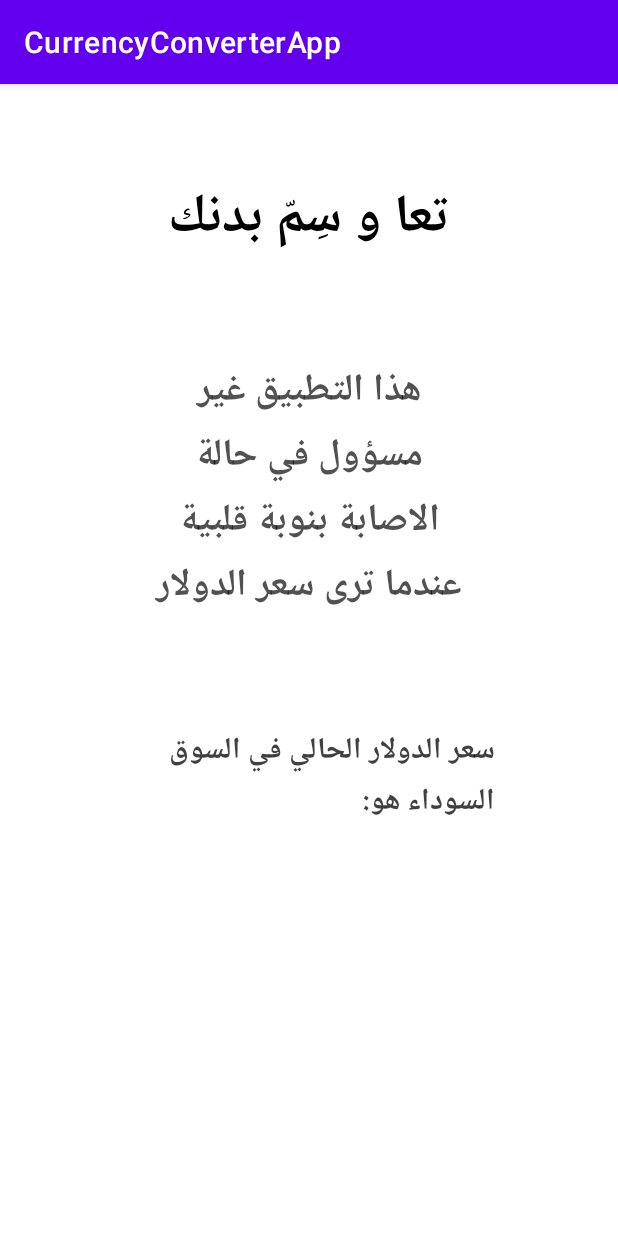
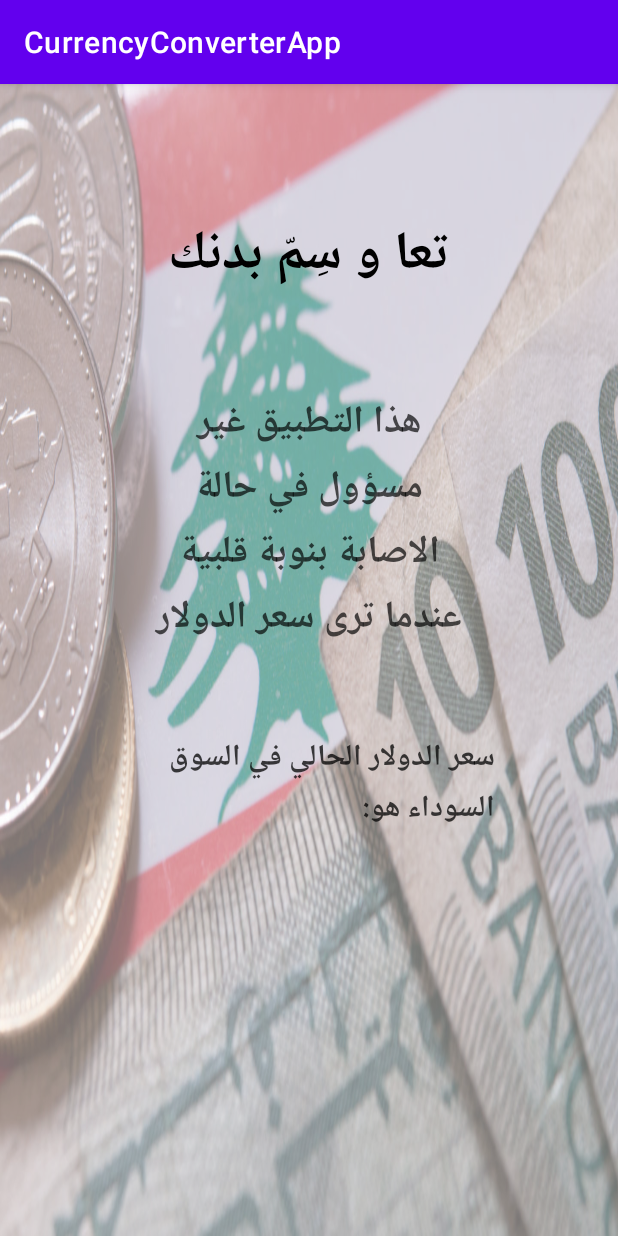
Before and after one commit to mohamadnabaa01/CSC498-Project1-CurrencyConverterApp, an Android app: the screen it shows after launch (MainActivity), on a phone screen of 412 x 824 dp. Run offline under Robolectric (Android 15) with nearby library versions, the phone set to English and light mode, and no system bars.

Commit message:
edited rate

```diff
--- a/CurrencyConverterApp/app/src/main/java/com/example/currencyconverterapp/MainActivity.java
+++ b/CurrencyConverterApp/app/src/main/java/com/example/currencyconverterapp/MainActivity.java
@@ -52,7 +52,7 @@ public class MainActivity extends AppCompatActivity {
                 JSONObject json = new JSONObject(s);
                 String rate_dollar = json.getString("rate");
                 Log.i("Rate of Dollar", rate_dollar);
-                current_rate.setText(rate_dollar);
+                current_rate.setText(rate_dollar+"L.L. / 1$");
             }catch(Exception e){
                 e.printStackTrace();
             }
--- a/CurrencyConverterApp/app/src/main/res/layout/activity_main.xml
+++ b/CurrencyConverterApp/app/src/main/res/layout/activity_main.xml
@@ -10,7 +10,8 @@
         android:id="@+id/lira_background"
         android:layout_width="wrap_content"
         android:layout_height="wrap_content"
-        android:alpha="0.4"
+        android:alpha="0.55"
+        android:background="@drawable/lira"
         android:scaleType="fitXY"
         app:layout_constrainedHeight="false"
         app:layout_constraintBottom_toBottomOf="parent"
@@ -22,7 +23,6 @@
         android:id="@+id/textView"
         android:layout_width="222dp"
         android:layout_height="61dp"
-        android:layout_marginBottom="500dp"
         android:text="تعا و سِمّ بدنك"
         android:textAlignment="center"
         android:textAllCaps="true"
@@ -30,12 +30,12 @@
         android:textIsSelectable="false"
         android:textSize="35sp"
         android:textStyle="bold"
+
         app:layout_constraintBottom_toBottomOf="parent"
-        app:layout_constraintEnd_toEndOf="parent"
-
-        app:layout_constraintStart_toStartOf="parent"
-        app:layout_constraintTop_toTopOf="parent"
-        app:layout_constraintVertical_bias="0.29000002" />
+        app:layout_constraintEnd_toEndOf="@+id/lira_background"
+        app:layout_constraintStart_toStartOf="@+id/lira_background"
+        app:layout_constraintTop_toTopOf="@+id/lira_background"
+        app:layout_constraintVertical_bias="0.120000005" />
 
     <TextView
         android:id="@+id/textView6"
@@ -63,21 +63,22 @@
         app:layout_constraintBottom_toBottomOf="parent"
         app:layout_constraintEnd_toEndOf="parent"
         app:layout_constraintStart_toStartOf="parent"
-        app:layout_constraintTop_toTopOf="@+id/lira_background"
-        app:layout_constraintVertical_bias="0.13999999" />
+        app:layout_constraintTop_toBottomOf="@+id/textView6"
+        app:layout_constraintVertical_bias="0.18" />
 
     <TextView
         android:id="@+id/current_rate"
         android:layout_width="248dp"
         android:layout_height="72dp"
+        android:textAlignment="center"
         android:textColor="#BF000000"
         android:textSize="20sp"
         android:textStyle="bold"
         app:layout_constraintBottom_toBottomOf="parent"
         app:layout_constraintEnd_toEndOf="parent"
-        app:layout_constraintHorizontal_bias="0.503"
+        app:layout_constraintHorizontal_bias="0.23"
         app:layout_constraintStart_toStartOf="parent"
-        app:layout_constraintTop_toTopOf="@+id/lira_background"
-        app:layout_constraintVertical_bias="0.505" />
+        app:layout_constraintTop_toBottomOf="@+id/textView7"
+        app:layout_constraintVertical_bias="0.110000014" />
 
 </androidx.constraintlayout.widget.ConstraintLayout>
```
